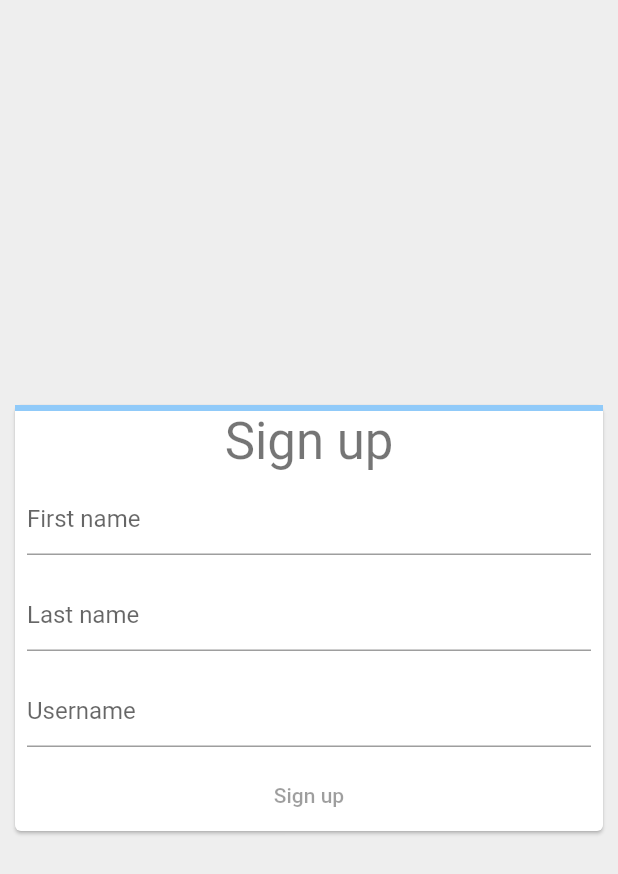
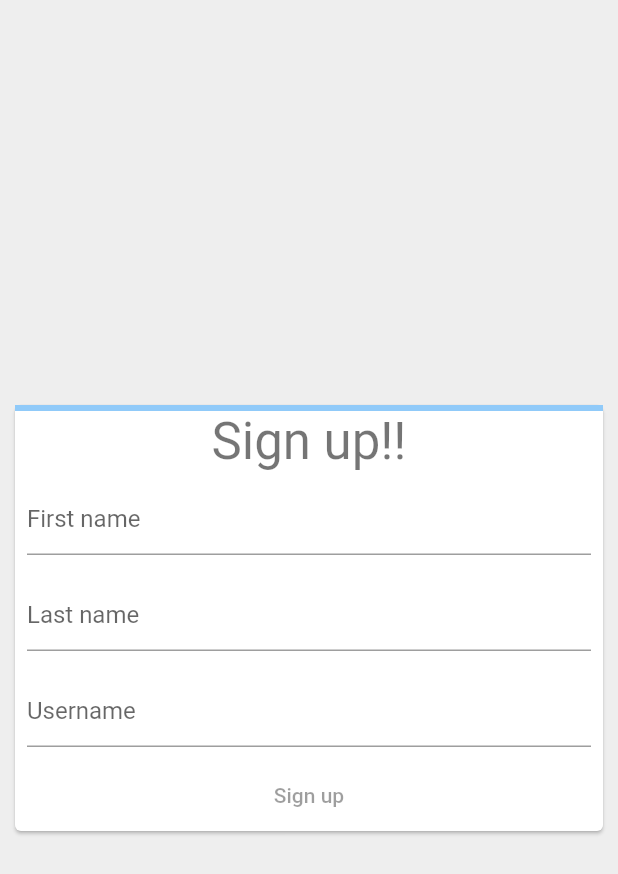
Before and after one commit to ratamon-tech/signin_example, a Flutter app: the screen it shows after launch, on a phone screen of 412 x 824 dp. Shown: the top 874 px of the screen. Run offline on Flutter 3.47's test engine with Material 2 defaults, Android fonts, the phone set to English and light mode, and no system bars.

Commit message:
add git add .

```diff
--- a/lib/main.dart
+++ b/lib/main.dart
@@ -55,7 +55,7 @@ class _SignUpFormState extends State<SignUpForm> {
         mainAxisSize: MainAxisSize.min,
         children: [
           LinearProgressIndicator(value: _formProgress),
-          Text('Sign up', style: Theme
+          Text('Sign up!!', style: Theme
               .of(context)
               .textTheme
               .headline4),
```
